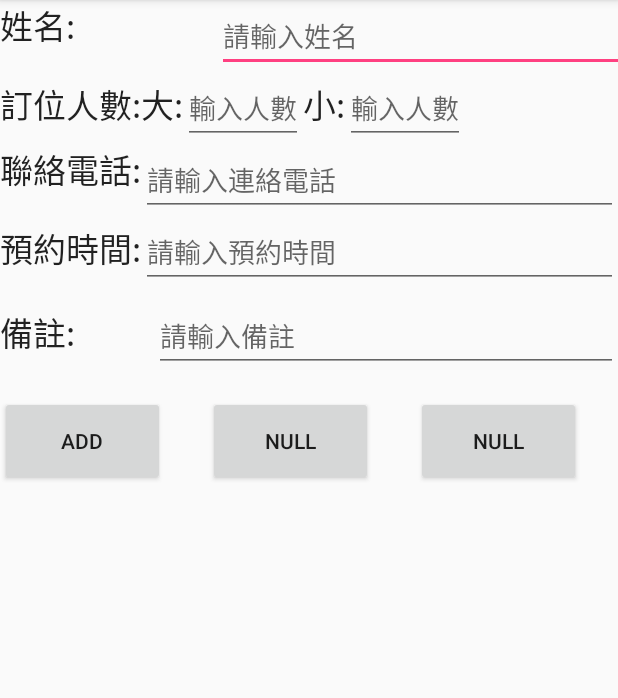
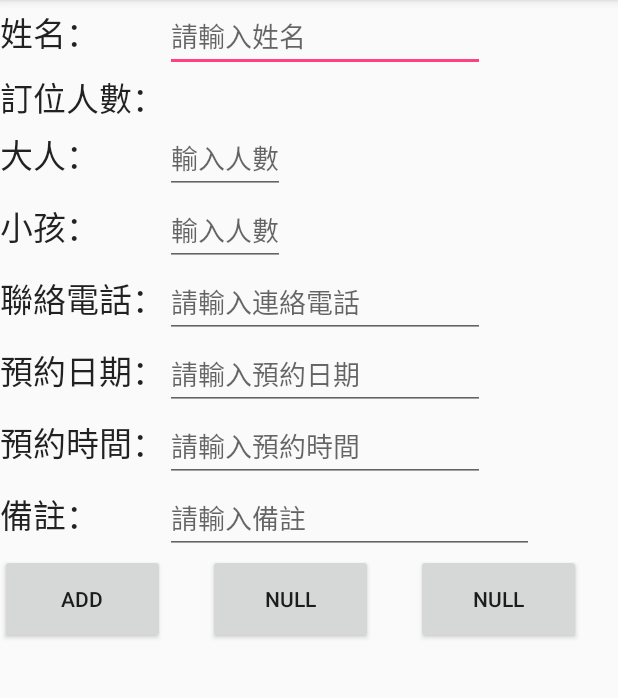
Before and after one commit to rujune/RFSystem_add, an Android app: the add screen opened directly, with no data from a screen before it, on a phone screen of 412 x 824 dp, the part 84-782 px from its top. Run offline under Robolectric (Android 15) with nearby library versions, the phone set to English and light mode, and no system bars.

Commit message:
使用Gridlayout

```diff
--- a/app/src/main/res/layout/add.xml
+++ b/app/src/main/res/layout/add.xml
@@ -4,32 +4,7 @@
     android:layout_height="match_parent"
     android:weightSum="1">
 
-    <LinearLayout
-        android:orientation="horizontal"
-        android:layout_width="match_parent"
-        android:layout_height="wrap_content"
-        android:weightSum="1">
-
-        <TextView
-            android:layout_width="wrap_content"
-            android:layout_height="match_parent"
-            android:textAppearance="?android:attr/textAppearanceLarge"
-            android:text="姓名:"
-            android:id="@+id/textView11"
-            android:layout_weight="1.24" />
-
-        <EditText
-            android:layout_width="285dp"
-            android:layout_height="wrap_content"
-            android:inputType="textPersonName"
-            android:hint="請輸入姓名"
-            android:ems="10"
-            android:id="@+id/nameEDText" />
-
-    </LinearLayout>
-
-    <LinearLayout
-        android:orientation="horizontal"
+    <GridLayout
         android:layout_width="match_parent"
         android:layout_height="wrap_content">
 
@@ -37,48 +12,72 @@
             android:layout_width="wrap_content"
             android:layout_height="wrap_content"
             android:textAppearance="?android:attr/textAppearanceLarge"
-            android:text="訂位人數:"
-            android:id="@+id/textView10" />
+            android:text="姓名："
+            android:id="@+id/textView2"
+            android:layout_row="0"
+            android:layout_column="0" />
+
+        <EditText
+            android:layout_width="wrap_content"
+            android:layout_height="wrap_content"
+            android:inputType="textPersonName"
+            android:hint="請輸入姓名"
+            android:ems="10"
+            android:id="@+id/nameEDText"
+            android:layout_row="0"
+            android:layout_column="1" />
 
         <TextView
             android:layout_width="wrap_content"
             android:layout_height="wrap_content"
             android:textAppearance="?android:attr/textAppearanceLarge"
-            android:text="大:"
-            android:id="@+id/textView13" />
+            android:text="訂位人數："
+            android:id="@+id/textView10"
+            android:layout_row="1"
+            android:layout_column="0" />
+
+        <TextView
+            android:layout_width="wrap_content"
+            android:layout_height="wrap_content"
+            android:textAppearance="?android:attr/textAppearanceLarge"
+            android:text="大人："
+            android:id="@+id/textView13"
+            android:layout_row="2"
+            android:layout_column="0" />
 
         <EditText
             android:layout_width="wrap_content"
             android:layout_height="wrap_content"
             android:id="@+id/adultEDText"
-            android:hint="輸入人數" />
+            android:hint="輸入人數"
+            android:layout_row="2"
+            android:layout_column="1" />
 
         <TextView
             android:layout_width="wrap_content"
             android:layout_height="wrap_content"
             android:textAppearance="?android:attr/textAppearanceLarge"
-            android:text="小:"
-            android:id="@+id/textView14" />
+            android:text="小孩："
+            android:id="@+id/textView14"
+            android:layout_row="3"
+            android:layout_column="0" />
 
         <EditText
             android:layout_width="wrap_content"
             android:layout_height="wrap_content"
             android:id="@+id/childEDText"
-            android:hint="輸入人數" />
-
-    </LinearLayout>
-
-    <LinearLayout
-        android:orientation="horizontal"
-        android:layout_width="match_parent"
-        android:layout_height="wrap_content">
+            android:hint="輸入人數"
+            android:layout_row="3"
+            android:layout_column="1" />
 
         <TextView
             android:layout_width="wrap_content"
-            android:layout_height="match_parent"
+            android:layout_height="wrap_content"
             android:textAppearance="?android:attr/textAppearanceLarge"
-            android:text="聯絡電話:"
-            android:id="@+id/textView12" />
+            android:text="聯絡電話："
+            android:id="@+id/textView12"
+            android:layout_row="4"
+            android:layout_column="0" />
 
         <EditText
             android:layout_width="wrap_content"
@@ -87,52 +86,69 @@
             android:ems="10"
             android:id="@+id/telEDText"
             android:layout_weight="1"
-            android:hint="請輸入連絡電話" />
-
-    </LinearLayout>
-
-    <LinearLayout
-        android:orientation="horizontal"
-        android:layout_width="match_parent"
-        android:layout_height="wrap_content">
-
-        <TextView
-            android:layout_width="wrap_content"
-            android:layout_height="56dp"
-            android:textAppearance="?android:attr/textAppearanceLarge"
-            android:text="預約時間:"
-            android:id="@+id/textView15"
-            android:layout_weight="0.00" />
-
-        <EditText
-            android:layout_width="match_parent"
-            android:layout_height="wrap_content"
-            android:inputType="time"
-            android:ems="10"
-            android:id="@+id/TIMEeditText"
-            android:hint="請輸入預約時間" />
-    </LinearLayout>
-
-    <LinearLayout
-        android:orientation="horizontal"
-        android:layout_width="match_parent"
-        android:layout_height="64dp">
+            android:hint="請輸入連絡電話"
+            android:layout_row="4"
+            android:layout_column="1" />
 
         <TextView
             android:layout_width="wrap_content"
             android:layout_height="wrap_content"
             android:textAppearance="?android:attr/textAppearanceLarge"
-            android:text="備註:"
-            android:id="@+id/textView16"
-            android:layout_weight="0.01" />
+            android:text="預約日期："
+            android:id="@+id/textView3"
+            android:layout_row="5"
+            android:layout_column="0" />
 
         <EditText
             android:layout_width="wrap_content"
             android:layout_height="wrap_content"
+            android:inputType="date"
+            android:ems="10"
+            android:id="@+id/editText"
+            android:layout_row="5"
+            android:layout_column="1"
+            android:hint="請輸入預約日期" />
+
+        <TextView
+            android:layout_width="wrap_content"
+            android:layout_height="wrap_content"
+            android:textAppearance="?android:attr/textAppearanceLarge"
+            android:text="預約時間："
+            android:id="@+id/textView15"
+            android:layout_row="6"
+            android:layout_column="0" />
+
+        <EditText
+            android:layout_width="wrap_content"
+            android:layout_height="wrap_content"
+            android:inputType="time"
+            android:ems="10"
+            android:id="@+id/TIMEeditText"
+            android:hint="請輸入預約時間"
+            android:layout_row="6"
+            android:layout_column="1" />
+
+        <TextView
+            android:layout_width="wrap_content"
+            android:layout_height="wrap_content"
+            android:textAppearance="?android:attr/textAppearanceLarge"
+            android:text="備註："
+            android:id="@+id/textView16"
+            android:layout_weight="0.01"
+            android:layout_row="7"
+            android:layout_column="0" />
+
+        <EditText
+            android:layout_width="246dp"
+            android:layout_height="wrap_content"
             android:id="@+id/PSEDText"
             android:layout_weight="0.04"
-            android:hint="請輸入備註" />
-    </LinearLayout>
+            android:hint="請輸入備註"
+            android:allowUndo="true"
+            android:layout_row="7"
+            android:layout_column="1" />
+
+    </GridLayout>
 
     <LinearLayout
         android:orientation="horizontal"
```
